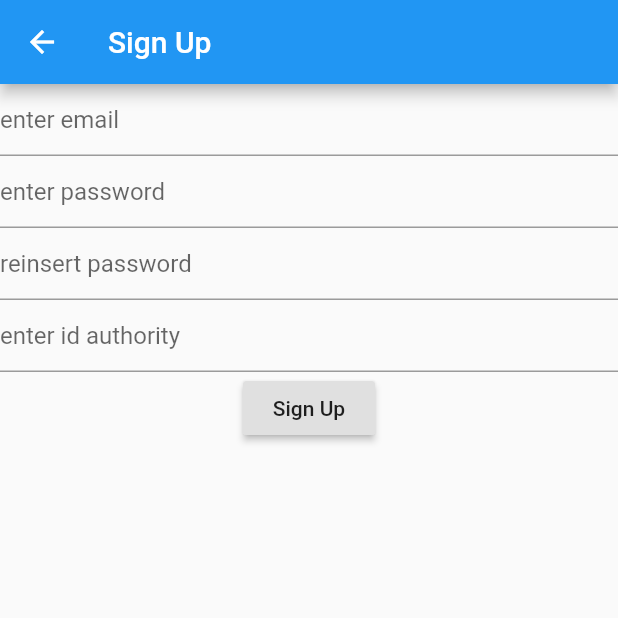
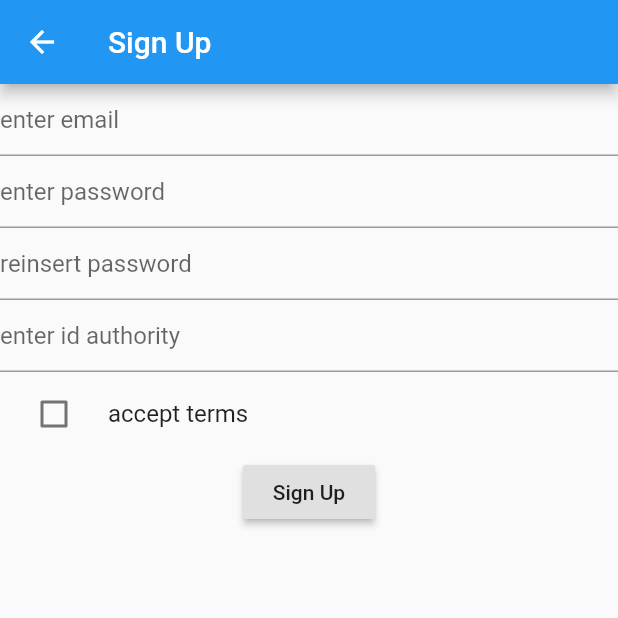
Before and after one commit to fedy97/SafeStreets-Frontend-Flutter, a Flutter app: the screen it shows after launch, after a tap on "Sign Up", on a phone screen of 412 x 824 dp, the top half of it. Run offline on Flutter 3.47's test engine with Material 2 defaults, Android fonts, the light colour scheme and no system bars; our stand-ins replace cloud_firestore, dio, firebase_auth, firebase_storage, geolocator, google_maps_flutter and 1 more; accounts and stored records are empty.

Commit message:
added accept terms

```diff
--- a/safe_streets/lib/ui/create_report_page.dart
+++ b/safe_streets/lib/ui/create_report_page.dart
@@ -14,7 +14,6 @@ import 'package:safe_streets/model/user/user.dart';
 import 'package:safe_streets/services/firebase_storage_service.dart';
 
 class CreateReportPage extends StatelessWidget {
-  final Geolocator geoLocator = Geolocator()..forceAndroidLocationManager;
   static final _scaffoldKey = GlobalKey<ScaffoldState>();
 
   @override
--- a/safe_streets/lib/ui/sign_in_page.dart
+++ b/safe_streets/lib/ui/sign_in_page.dart
@@ -60,8 +60,9 @@ class SignInPage extends StatelessWidget {
             RaisedButton(
               child: Text("Sign Up"),
               onPressed: () {
+                ValueNotifier<bool> checked = ValueNotifier(false);
                 Navigator.push(context,
-                    MaterialPageRoute(builder: (context) => SignUpPage()));
+                    MaterialPageRoute(builder: (context) => ChangeNotifierProvider<ValueNotifier<bool>>.value(value: checked,child: SignUpPage(),)));
               },
             )
           ],
--- a/safe_streets/lib/ui/sign_up_page.dart
+++ b/safe_streets/lib/ui/sign_up_page.dart
@@ -7,12 +7,11 @@ import 'package:safe_streets/services/firebase_auth_service.dart';
 
 class SignUpPage extends StatelessWidget {
   static final _scaffoldKey = GlobalKey<ScaffoldState>();
-
+  static String _email = "";
+  static String _password = "";
+  static String _confirmPassword = "";
+  static String idAuthority = "";
   Widget build(BuildContext context) {
-    String _email = "";
-    String _password = "";
-    String _confirmPassword = "";
-    String idAuthority = "";
     return Scaffold(
       key: _scaffoldKey,
       appBar: AppBar(title: Text('Sign Up')),
@@ -34,13 +33,23 @@ class SignUpPage extends StatelessWidget {
             TextField(
                 decoration: InputDecoration(hintText: "enter id authority"),
                 onChanged: (id) => idAuthority = id),
+            Consumer<ValueNotifier<bool>>(builder: (context, value2, child) {
+              return CheckboxListTile(
+                  title: Text("accept terms"),
+                  controlAffinity: ListTileControlAffinity.leading,
+                  value: value2.value,
+                  onChanged: (value) {
+                    value2.value = value;
+                  });
+            }),
             RaisedButton(
               child: Text("Sign Up"),
               onPressed: () async {
                 if (_email != "" &&
                     _email.contains("@") &&
                     _password != "" &&
-                    _password == _confirmPassword) {
+                    _password == _confirmPassword &&
+                    Provider.of<ValueNotifier<bool>>(context,listen: false).value) {
                   final auth = Provider.of<FirebaseAuthService>(context);
                   Map<String, dynamic> map =
                       createUserMap(email: _email, idAuthority: idAuthority);
@@ -50,12 +59,12 @@ class SignUpPage extends StatelessWidget {
                       .setData(map);
                   FirebaseUser u = await auth.createUserWithEmailAndPassword(
                       _email, _password);
-                  /*wait Firestore.instance
-                      .collection("users")
-                      .document(_email)
-                      .updateData({'uid': u.uid});*/
                   Navigator.pushReplacement(context,
                       MaterialPageRoute(builder: (context) => AuthManager()));
+                } else if (!Provider.of<ValueNotifier<bool>>(context,listen: false).value) {
+                  final snackBar =
+                      SnackBar(content: Text("you must accept the terms"));
+                  _scaffoldKey.currentState.showSnackBar(snackBar);
                 } else {
                   final snackBar =
                       SnackBar(content: Text("invalid email or password"));
```
